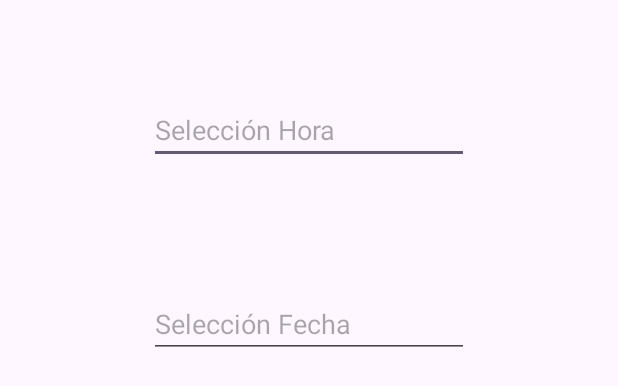
After one commit to JMGF01/ADFJMG1, an Android app: the layout activity_seleccion_fecha_yhora.xml on its own in the app's theme, with its tools: preview values and no code run, on a phone screen of 412 x 824 dp. The commit adds this screen. Shown: the top 386 px of the screen. Run offline under Robolectric (Android 15) with nearby library versions, the phone set to English and light mode, and no system bars.

Commit message:
Desprogramar Alarma y ajuste preferencias Alarma, Workmanager y Selección Fecha y Hora

```diff
--- a/app/build.gradle.kts
+++ b/app/build.gradle.kts
@@ -71,6 +71,7 @@ dependencies {
     implementation(libs.androidx.biometric.ktx)
     implementation(libs.play.services.maps)
     implementation(libs.play.services.location)
+    implementation(libs.androidx.work.runtime.ktx)
     testImplementation(libs.junit)
     androidTestImplementation(libs.androidx.junit)
     androidTestImplementation(libs.androidx.espresso.core)
--- a/app/src/main/AndroidManifest.xml
+++ b/app/src/main/AndroidManifest.xml
@@ -60,6 +60,9 @@
         android:supportsRtl="true"
         android:theme="@style/Theme.ADFJMG1"
         tools:targetApi="31">
+        <activity
+            android:name=".fechayhora.SeleccionFechaYHoraActivity"
+            android:exported="false" />
         <activity
             android:name=".alarma.AjusteAlarmaActivity"
             android:exported="false" />
--- /dev/null
+++ b/app/src/main/res/layout/activity_seleccion_fecha_yhora.xml
@@ -0,0 +1,33 @@
+<?xml version="1.0" encoding="utf-8"?>
+<androidx.constraintlayout.widget.ConstraintLayout xmlns:android="http://schemas.android.com/apk/res/android"
+    xmlns:app="http://schemas.android.com/apk/res-auto"
+    xmlns:tools="http://schemas.android.com/tools"
+    android:id="@+id/main"
+    android:layout_width="match_parent"
+    android:layout_height="match_parent"
+    tools:context=".fechayhora.SeleccionFechaYHoraActivity">
+
+    <EditText
+        android:id="@+id/cajaHora"
+        android:layout_width="wrap_content"
+        android:layout_height="wrap_content"
+        android:layout_marginTop="64dp"
+        android:ems="10"
+        android:inputType="text"
+        android:hint="Selección Hora"
+        app:layout_constraintEnd_toEndOf="parent"
+        app:layout_constraintStart_toStartOf="parent"
+        app:layout_constraintTop_toTopOf="parent" />
+
+    <EditText
+        android:id="@+id/cajaFecha"
+        android:layout_height="wrap_content"
+        android:layout_width="wrap_content"
+        android:layout_marginTop="84dp"
+        android:ems="10"
+        android:inputType="text"
+        android:hint="Selección Fecha"
+        app:layout_constraintEnd_toEndOf="parent"
+        app:layout_constraintStart_toStartOf="parent"
+        app:layout_constraintTop_toBottomOf="@+id/cajaHora" />
+</androidx.constraintlayout.widget.ConstraintLayout>
--- a/app/src/main/res/values/colors.xml
+++ b/app/src/main/res/values/colors.xml
@@ -4,6 +4,7 @@
     <color name="white">#FFFFFFFF</color>
     <color name="miNaranja">#FF9800</color>
     <color name="miAzul">#2196F3</color>
+    <color name="miAzulClaro">#3498db</color>
     <color name="miRojo">#F44336</color>
     <color name="miGrisClaro">#D3D3D3</color>
     <color name="miRosa">#E91E63</color>
--- a/app/src/main/res/values/themes.xml
+++ b/app/src/main/res/values/themes.xml
@@ -4,6 +4,7 @@
         <!-- Customize your light theme here. -->
         <!-- <item name="colorPrimary">@color/my_light_primary</item> -->
         <!-- <item name="colorPrimary">@color/miAzul</item> -->
+        <!-- <item name="colorOnPrimary">#FFFFFF</item> -->
         <!-- para cambiar a nivel global el fondo de pantalla-->
         <!-- <item name="android:windowBackground">@color/miAzul</item> -->
     </style>
--- a/gradle/libs.versions.toml
+++ b/gradle/libs.versions.toml
@@ -20,6 +20,7 @@ biometricKtx = "1.4.0-alpha02"
 googleAndroidLibrariesMapsplatformSecretsGradlePlugin = "2.0.1"
 playServicesMaps = "19.0.0"
 playServicesLocation = "19.0.0"
+workRuntimeKtx = "2.10.5"
 
 [libraries]
 androidx-core-ktx = { group = "androidx.core", name = "core-ktx", version.ref = "coreKtx" }
@@ -39,6 +40,7 @@ androidx-lifecycle-runtime-ktx = { group = "androidx.lifecycle", name = "lifecyc
 androidx-biometric-ktx = { group = "androidx.biometric", name = "biometric-ktx", version.ref = "biometricKtx" }
 play-services-maps = { group = "com.google.android.gms", name = "play-services-maps", version.ref = "playServicesMaps" }
 play-services-location = { group = "com.google.android.gms", name = "play-services-location", version.ref = "playServicesLocation" }
+androidx-work-runtime-ktx = { group = "androidx.work", name = "work-runtime-ktx", version.ref = "workRuntimeKtx" }
 
 [plugins]
 android-application = { id = "com.android.application", version.ref = "agp" }
```
Also changed, not shown: app/src/main/java/edu/adf/adfjmg1/MainMenuActivity.kt (+117 -23 lines), app/src/main/java/edu/adf/adfjmg1/alarma/AjusteAlarmaActivity.kt (+38 -5 lines), app/src/main/java/edu/adf/adfjmg1/alarma/GestorAlarma.kt (+23 -9 lines), app/src/main/java/edu/adf/adfjmg1/fechayhora/SeleccionFecha.kt (added, +31 -0 lines), app/src/main/java/edu/adf/adfjmg1/fechayhora/SeleccionFechaYHoraActivity.kt (added, +70 -0 lines), app/src/main/java/edu/adf/adfjmg1/fechayhora/SeleccionHora.kt (added, +44 -0 lines), app/src/main/java/edu/adf/adfjmg1/receptor/InicioMovilReceiver.kt (+15 -5 lines), app/src/main/java/edu/adf/adfjmg1/worker/MiTareaProgramada.kt (added, +89 -0 lines), app/src/main/res/layout/activity_ajuste_alarma.xml (+8 -5 lines), app/src/main/res/menu/menu_lateral.xml (+9 -1 lines).
